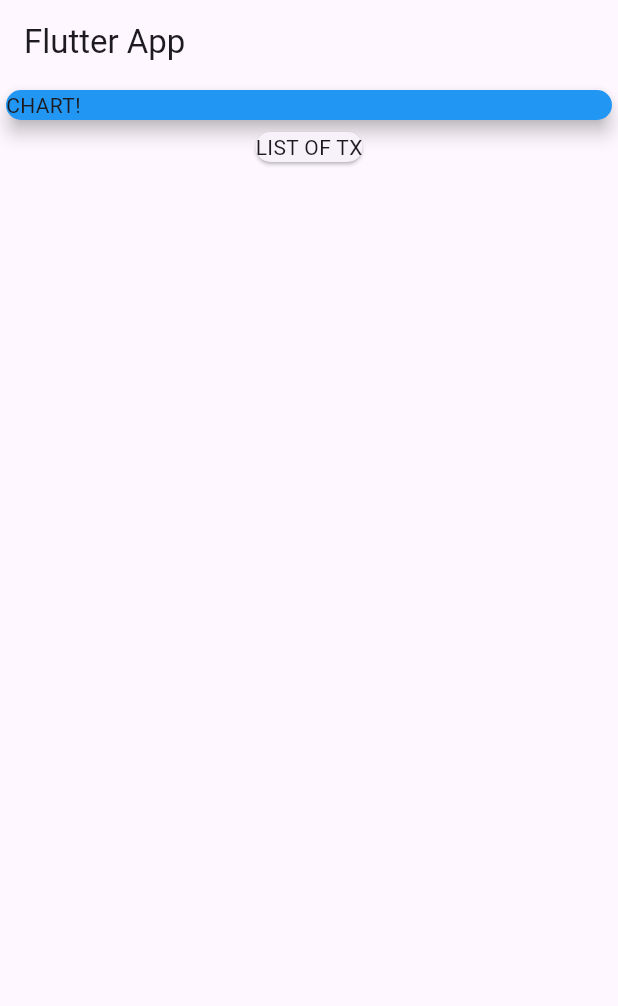
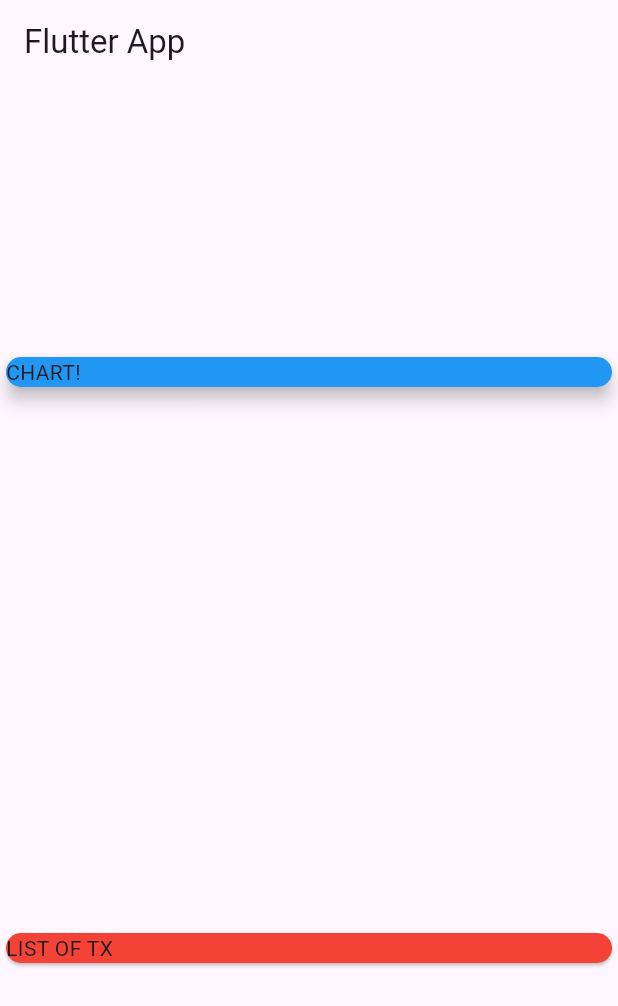
Before and after one commit to robertruben98/flutter_complete_guide, a Flutter app: the screen it shows after launch, on a phone screen of 412 x 824 dp. Shown: the top 1006 px of the screen. Run offline on Flutter 3.47's test engine with Material 3 defaults, Android fonts, the phone set to English and light mode, and no system bars.

Commit message:
ADD: column alignment

```diff
--- a/lib/main.dart
+++ b/lib/main.dart
@@ -18,6 +18,8 @@ class MyHomePage extends StatelessWidget {
     return Scaffold(
         appBar: AppBar(title: Text('Flutter App')),
         body: Column(
+          mainAxisAlignment: MainAxisAlignment.spaceAround,
+          crossAxisAlignment: CrossAxisAlignment.stretch,
           children: <Widget>[
             Container(
               width: double.infinity,
@@ -27,7 +29,9 @@ class MyHomePage extends StatelessWidget {
                 elevation: 5,
               ),
             ),
-            Card(child: Text('LIST OF TX'))
+            Card(
+                color: Colors.red,
+                child: Text('LIST OF TX'))
           ],
         ));
   }
```
